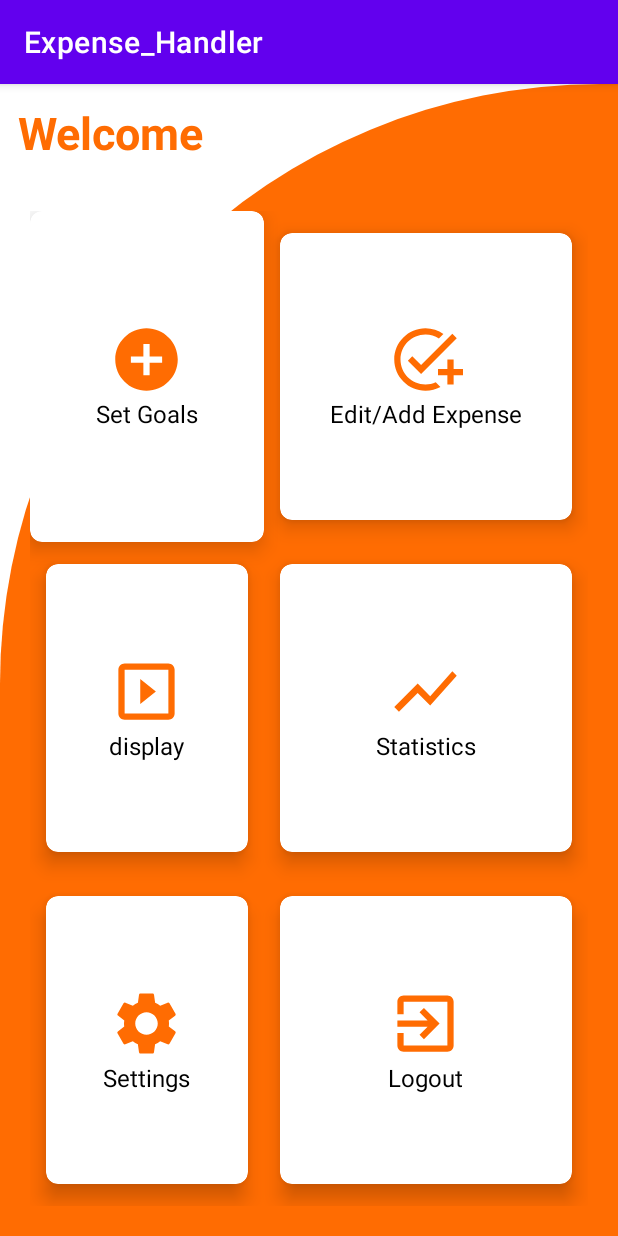
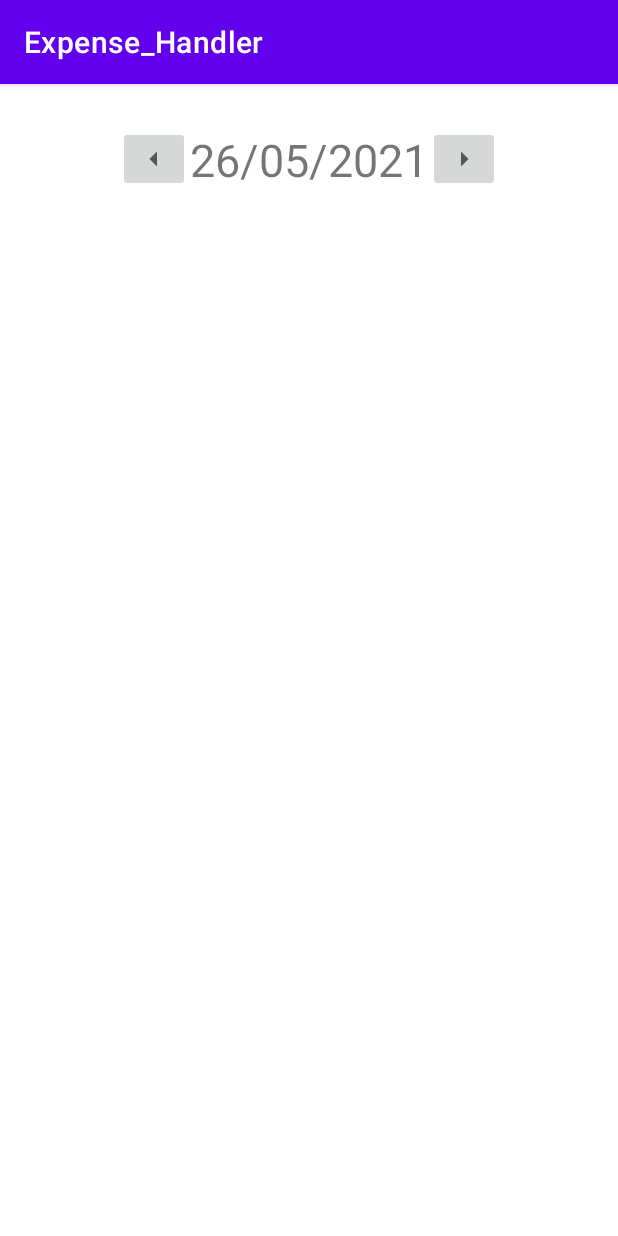
Before and after one commit to abhilash1004/ExpenseHandler, an Android app: the HomePage screen opened directly, with no data from a screen before it, after a tap on "display", on a phone screen of 412 x 824 dp. Run offline under Robolectric (Android 15) with nearby library versions, the phone set to English and light mode, and no system bars; 3 statements that could not run were skipped.

Commit message:
Added display page and given its functionality and integrated Expenses table whit display page

```diff
--- a/app/src/main/java/com/mad_lab_project/expense_handler/HomePage.java
+++ b/app/src/main/java/com/mad_lab_project/expense_handler/HomePage.java
@@ -8,6 +8,7 @@ import android.os.Bundle;
 import android.view.View;
 
 import com.mad_lab_project.expense_handler.activities.AddExpenses;
+import com.mad_lab_project.expense_handler.activities.displayExpenditure;
 
 public class HomePage extends AppCompatActivity {
 
@@ -49,7 +50,8 @@ public class HomePage extends AppCompatActivity {
         carddisplay.setOnClickListener(new View.OnClickListener() {
             @Override
             public void onClick(View v) {
-
+                Intent intent = new Intent(HomePage.this, displayExpenditure.class);
+                startActivity(intent);
             }
         });
 
--- /dev/null
+++ b/app/src/main/java/com/mad_lab_project/expense_handler/activities/displayExpenditure.java
@@ -0,0 +1,157 @@
+package com.mad_lab_project.expense_handler.activities;
+
+import androidx.appcompat.app.AppCompatActivity;
+
+import android.app.DatePickerDialog;
+import android.database.Cursor;
+import android.database.sqlite.SQLiteDatabase;
+import android.os.Bundle;
+import android.util.Log;
+import android.view.Display;
+import android.view.View;
+import android.widget.ImageButton;
+import android.widget.ListView;
+import android.widget.TextView;
+
+import com.mad_lab_project.expense_handler.R;
+import com.mad_lab_project.expense_handler.adapters.DatePicker;
+import com.mad_lab_project.expense_handler.adapters.ExpenditureListAdapter;
+import com.mad_lab_project.expense_handler.databases.ExpenditureDatabase;
+
+import java.text.DateFormat;
+import java.text.SimpleDateFormat;
+import java.util.ArrayList;
+import java.util.Calendar;
+import java.util.Date;
+
+public class displayExpenditure extends AppCompatActivity implements DatePickerDialog.OnDateSetListener{
+    TextView tvDate;
+    ImageButton btnDateDecrement;
+    ImageButton btnDateIncrement;
+    //RecyclerView recyclerViewExpenditures;
+    ListView ListViewExpenditures;
+
+    String selectedDate = "";
+    private Calendar mCalender;
+    private SimpleDateFormat dateFormat;
+    Date date;
+    ArrayList<String> categoriesList;
+    ArrayList<String> amtList;
+    Date todaysDate;
+
+//    public displayExpenditure() {
+//    }
+
+
+    @Override
+    protected void onCreate(Bundle savedInstanceState) {
+        super.onCreate(savedInstanceState);
+        setContentView(R.layout.activity_display_expenditure);
+
+        tvDate = (TextView) findViewById(R.id.textViewDateDisplay);
+        btnDateDecrement = (ImageButton) findViewById(R.id.buttonDateDecrement);
+        btnDateIncrement = (ImageButton) findViewById(R.id.buttonDateIncrement);
+        //recyclerViewExpenditures = (RecyclerView) findViewById(R.id.recylclerViewExpenditures);
+        ListViewExpenditures = (ListView) findViewById(R.id.listViewExpenditure);
+        categoriesList = new ArrayList<>();
+        amtList = new ArrayList<>();
+
+        mCalender = Calendar.getInstance();
+        date = mCalender.getTime();
+        todaysDate = mCalender.getTime();
+        dateFormat =  new SimpleDateFormat("dd/MM/yyyy");
+        selectedDate = dateFormat.format(date);
+        tvDate.setText(selectedDate);
+
+        displayExpenditureList();
+
+
+
+        btnDateDecrement.setOnClickListener(new View.OnClickListener() {
+            @Override
+            public void onClick(View v) {
+                dateDecrement();
+                displayExpenditureList();
+            }
+        });
+
+        btnDateIncrement.setOnClickListener(new View.OnClickListener() {
+            @Override
+            public void onClick(View v) {
+                String x1 = dateFormat.format(date);
+                String x2 = dateFormat.format(todaysDate);
+                if(x1.compareTo(x2) == 0){
+                    return;
+                }
+                dateIncrement();
+                displayExpenditureList();
+            }
+        });
+
+
+    }
+    final void displayExpenditureList() {
+        ExpenditureDatabase dbED = new ExpenditureDatabase(this);
+        SQLiteDatabase db = dbED.getReadableDatabase();
+        DateFormat dt = new SimpleDateFormat("yyyy-MM-dd");
+        String tempDate = dt.format(date);
+        categoriesList.clear();
+        amtList.clear();
+
+
+        String query="select "+ExpenditureDatabase.COLUMN_AMOUNT+", "+ExpenditureDatabase.COLUMN_CATEGORY+" from "+
+                        ExpenditureDatabase.Table_Expenses + " where " + ExpenditureDatabase.COLUMN_USER_ID + " = '"+Login_Activity.loggedInUserId +
+                        "' and " + ExpenditureDatabase.COLUMN_TRANSACTION_DATE + " = '" + tempDate + "'";
+
+        Cursor cursor = db.rawQuery(query,null);
+        if(cursor.moveToFirst())
+        {
+            do{
+                String cat =cursor.getString(1);
+                int amt = cursor.getInt(0);
+                Log.d("Cat and Amt","category = "+cat+" ,Amt ="+amt);
+                categoriesList.add(cat);
+                amtList.add(amt+"");
+            }while(cursor.moveToNext());
+        }
+        cursor.close();
+        db.close();
+        display();
+
+    }
+    void display() {
+        ExpenditureListAdapter adapter = new ExpenditureListAdapter(this,categoriesList,amtList);
+        ListViewExpenditures.setAdapter(adapter);
+    }
+
+
+    final void dateDecrement(){
+        date.setTime(date.getTime()-24*60*60*1000);
+        selectedDate = dateFormat.format(date);
+        tvDate.setText(selectedDate);
+    }
+    final void dateIncrement(){
+        date.setTime(date.getTime()+24*60*60*1000);
+        selectedDate = dateFormat.format(date);
+        tvDate.setText(selectedDate);
+    }
+
+    public void dateOnClick(View v){
+        DatePicker mDatePickerDialogFragment = new DatePicker();
+        mDatePickerDialogFragment.show(getSupportFragmentManager(),"DATE PICK");
+//        Toast.makeText(this,"Hello I am Clicked",Toast.LENGTH_LONG).show();
+
+    }
+
+    @Override
+    public void onDateSet(android.widget.DatePicker view, int year, int month, int dayOfMonth) {
+
+        mCalender.set(Calendar.YEAR, year);
+        mCalender.set(Calendar.MONTH, month);
+        mCalender.set(Calendar.DAY_OF_MONTH, dayOfMonth);
+        selectedDate = dateFormat.format(mCalender.getTime());
+        date = mCalender.getTime();
+        tvDate.setText(selectedDate);
+        displayExpenditureList();
+    }
+}
--- /dev/null
+++ b/app/src/main/java/com/mad_lab_project/expense_handler/adapters/ExpenditureListAdapter.java
@@ -0,0 +1,50 @@
+package com.mad_lab_project.expense_handler.adapters;
+
+import android.content.Context;
+import android.view.LayoutInflater;
+import android.view.View;
+import android.view.ViewGroup;
+import android.widget.BaseAdapter;
+import android.widget.TextView;
+
+import com.mad_lab_project.expense_handler.R;
+
+import java.util.ArrayList;
+
+public class ExpenditureListAdapter extends BaseAdapter {
+    ArrayList<String> categoriesList;
+    ArrayList<String> amtList;
+    LayoutInflater mInflator;
+
+    public ExpenditureListAdapter(Context c,ArrayList<String> cL,ArrayList<String> aL) {
+        categoriesList = cL;
+        amtList = aL;
+        mInflator = (LayoutInflater) c.getSystemService(Context.LAYOUT_INFLATER_SERVICE);
+    }
+
+    @Override
+    public int getCount() {
+        return categoriesList.size();
+    }
+
+    @Override
+    public Object getItem(int position) {
+        return amtList.get(position);
+    }
+
+    @Override
+    public long getItemId(int position) {
+        return position;
+    }
+
+    @Override
+    public View getView(int position, View convertView, ViewGroup parent) {
+        View v = mInflator.inflate(R.layout.expenditures_list_details_activity,null);
+        TextView tvAmount = (TextView) v.findViewById(R.id.textViewAmount);
+        TextView tvCategory = (TextView) v.findViewById(R.id.textViewCategory);
+
+        tvAmount.setText(amtList.get(position));
+        tvCategory.setText(categoriesList.get(position));
+        return v;
+    }
+}
--- a/app/src/main/java/com/mad_lab_project/expense_handler/databases/GoalsDatabase.java
+++ b/app/src/main/java/com/mad_lab_project/expense_handler/databases/GoalsDatabase.java
@@ -25,7 +25,7 @@ public class GoalsDatabase extends SQLiteOpenHelper {
                 COLUMN_AMOUNT_SPENT + " int," + COLUMN_MONTH + " int," + COLUMN_YEAR + " int, primary key ( " +
                 COLUMN_USER_ID + "," + COLUMN_MONTH + ", " + COLUMN_YEAR + " ), " + "foreign key ( " + COLUMN_USER_ID +
                 " ) references " + UserPassDatabase.TABLE_USER_PASS + "("+UserPassDatabase.COLUMN_USERID + ") )";
-        //db.execSQL(createTableStatement);
+        db.execSQL(createTableStatement);
     }
 
     @Override
--- /dev/null
+++ b/app/src/main/res/drawable/ic_baseline_arrow_left_24.xml
@@ -0,0 +1,10 @@
+<vector xmlns:android="http://schemas.android.com/apk/res/android"
+    android:width="24dp"
+    android:height="24dp"
+    android:viewportWidth="24"
+    android:viewportHeight="24"
+    android:tint="?attr/colorControlNormal">
+  <path
+      android:fillColor="@android:color/white"
+      android:pathData="M14,7l-5,5 5,5V7z"/>
+</vector>
--- /dev/null
+++ b/app/src/main/res/drawable/ic_baseline_arrow_right_24.xml
@@ -0,0 +1,10 @@
+<vector xmlns:android="http://schemas.android.com/apk/res/android"
+    android:width="24dp"
+    android:height="24dp"
+    android:viewportWidth="24"
+    android:viewportHeight="24"
+    android:tint="?attr/colorControlNormal">
+  <path
+      android:fillColor="@android:color/white"
+      android:pathData="M10,17l5,-5 -5,-5v10z"/>
+</vector>
--- a/app/src/main/res/layout/activity_add_expenses.xml
+++ b/app/src/main/res/layout/activity_add_expenses.xml
@@ -34,8 +34,8 @@
         android:layout_height="wrap_content"
         android:layout_marginBottom="152dp"
         android:ems="10"
+        android:hint="Enter Amount"
         android:inputType="textPersonName"
-        android:text="Enter Amount"
         app:layout_constraintBottom_toBottomOf="parent"
         app:layout_constraintEnd_toEndOf="parent"
         app:layout_constraintHorizontal_bias="0.542"
--- /dev/null
+++ b/app/src/main/res/layout/activity_display_expenditure.xml
@@ -0,0 +1,48 @@
+<?xml version="1.0" encoding="utf-8"?>
+<androidx.constraintlayout.widget.ConstraintLayout xmlns:android="http://schemas.android.com/apk/res/android"
+    xmlns:app="http://schemas.android.com/apk/res-auto"
+    xmlns:tools="http://schemas.android.com/tools"
+    android:layout_width="match_parent"
+    android:layout_height="match_parent"
+    tools:context=".activities.displayExpenditure">
+
+    <TextView
+        android:id="@+id/textViewDateDisplay"
+        android:layout_width="wrap_content"
+        android:layout_height="wrap_content"
+        android:layout_marginTop="30dp"
+        android:text="  25-04-2021 "
+        android:textSize="30sp"
+        android:onClick="dateOnClick"
+        app:layout_constraintEnd_toEndOf="parent"
+        app:layout_constraintStart_toStartOf="parent"
+        app:layout_constraintTop_toTopOf="parent" />
+
+    <ImageButton
+        android:id="@+id/buttonDateDecrement"
+        android:layout_width="wrap_content"
+        android:layout_height="wrap_content"
+        android:layout_marginTop="28dp"
+        app:layout_constraintEnd_toStartOf="@+id/textViewDateDisplay"
+        app:layout_constraintTop_toTopOf="parent"
+        app:srcCompat="@drawable/ic_baseline_arrow_left_24" />
+
+    <ImageButton
+        android:id="@+id/buttonDateIncrement"
+        android:layout_width="wrap_content"
+        android:layout_height="wrap_content"
+        android:layout_marginTop="28dp"
+        app:layout_constraintStart_toEndOf="@+id/textViewDateDisplay"
+        app:layout_constraintTop_toTopOf="parent"
+        app:srcCompat="@drawable/ic_baseline_arrow_right_24" />
+
+    <ListView
+        android:id="@+id/listViewExpenditure"
+        android:layout_width="405dp"
+        android:layout_height="640dp"
+        android:layout_marginEnd="6dp"
+        app:layout_constraintBottom_toBottomOf="parent"
+        app:layout_constraintEnd_toEndOf="parent"
+        app:layout_constraintStart_toStartOf="parent" />
+
+</androidx.constraintlayout.widget.ConstraintLayout>
```
Also changed, not shown: app/src/main/AndroidManifest.xml (+3 -4 lines), app/src/main/java/com/mad_lab_project/expense_handler/MainActivity.java (+21 -2 lines), app/src/main/java/com/mad_lab_project/expense_handler/activities/AddExpenses.java (+25 -2 lines), app/src/main/java/com/mad_lab_project/expense_handler/adapters/DatePicker.java (added, +22 -0 lines), app/src/main/java/com/mad_lab_project/expense_handler/databases/ExpenditureDatabase.java (+6 -4 lines), app/src/main/res/layout/expenditures_list_details_activity.xml (added, +35 -0 lines).
